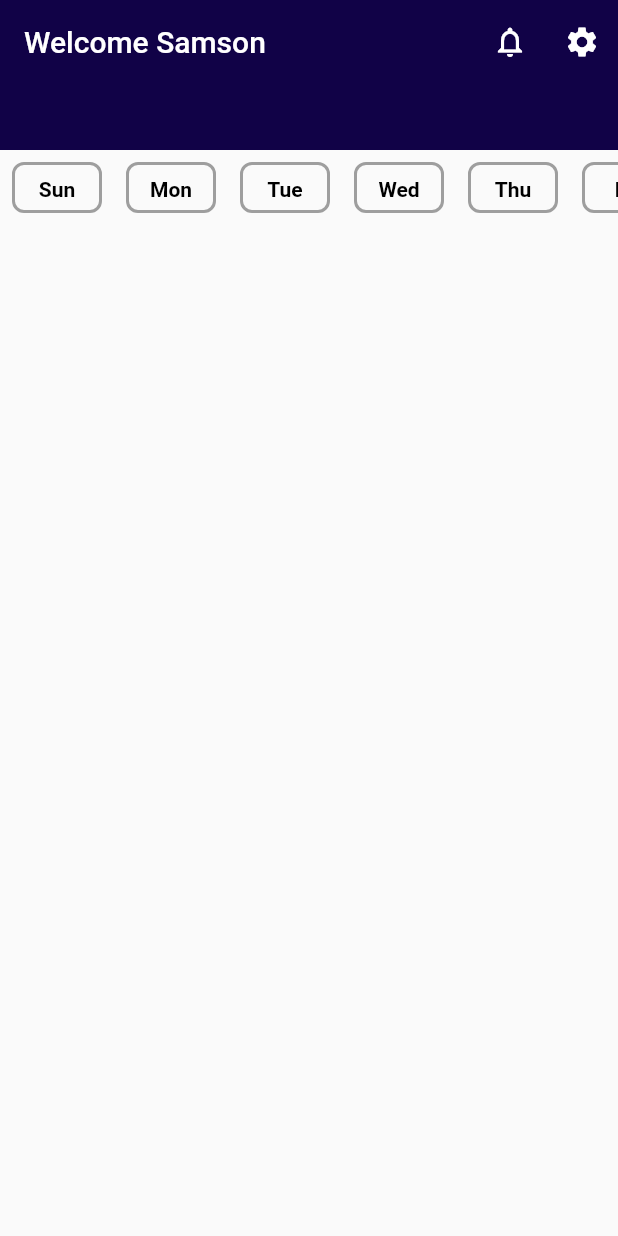
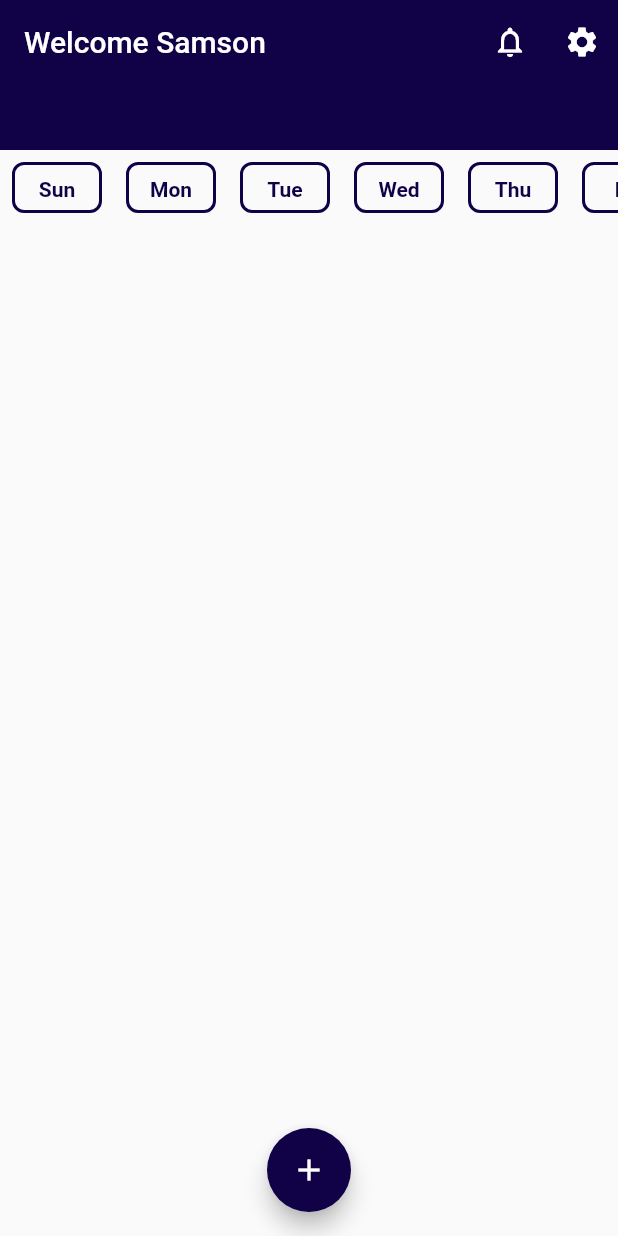
Before and after one commit to SamsonMokaya/Prescription-Tracker, a Flutter app: the screen it shows after launch, on a phone screen of 412 x 824 dp. Run offline on Flutter 3.47's test engine with Material 2 defaults, Android fonts, the phone set to English and light mode, and no system bars.

Commit message:
Second Commit

```diff
--- a/lib/home.dart
+++ b/lib/home.dart
@@ -29,6 +29,7 @@ class _HomePageState extends State<HomePage> {
           ),
         ],
       ),
+
     );
   }
 }
--- a/lib/main.dart
+++ b/lib/main.dart
@@ -12,6 +12,15 @@ class MyApp extends StatelessWidget {
   // This widget is the root of your application.
   @override
   Widget build(BuildContext context) {
+
+      void _addNewPrescription(BuildContext context) {
+    showModalBottomSheet(
+      context: context,
+      builder: (_){
+        return Text("data");
+      },
+    );
+  }
 
     var textColor = Colors.black;
     return MaterialApp(
@@ -44,8 +53,24 @@ class MyApp extends StatelessWidget {
           ),
         ),
         body: HomePage(),
-        bottomNavigationBar: BottomAppBar(
+        floatingActionButtonLocation: FloatingActionButtonLocation.centerFloat,
+        floatingActionButton: FloatingActionButton(
+          backgroundColor: Color.fromARGB(255, 17, 2, 71),
+          child: Icon(
+            Icons.add,
+            color: Colors.white,
 
+            ),
+          onPressed: () {
+            showModalBottomSheet(
+              context: context,
+              builder: (context){
+                return Column(
+
+                );
+              },
+            );
+          }
         ),
       ),
     );
--- /dev/null
+++ b/lib/utilities/bottomBar.dart
@@ -0,0 +1 @@
+import 'package:flutter/material.dart';
--- a/lib/utilities/days.dart
+++ b/lib/utilities/days.dart
@@ -18,7 +18,7 @@ class days extends StatelessWidget {
               borderRadius: BorderRadius.circular(8),
               border: Border.all(
                 width: 2.0,
-                color: Colors.grey,
+                color: Color.fromARGB(255, 17, 2, 71),
               ),
             ),
             height: 60,
@@ -27,7 +27,7 @@ class days extends StatelessWidget {
               child: Text(
                 text,
                 style:
-                    TextStyle(color: Colors.black, fontWeight: FontWeight.bold),
+                    TextStyle(color: Color.fromARGB(255, 17, 2, 71), fontWeight: FontWeight.bold),
               ),
             ),
           ),
```
